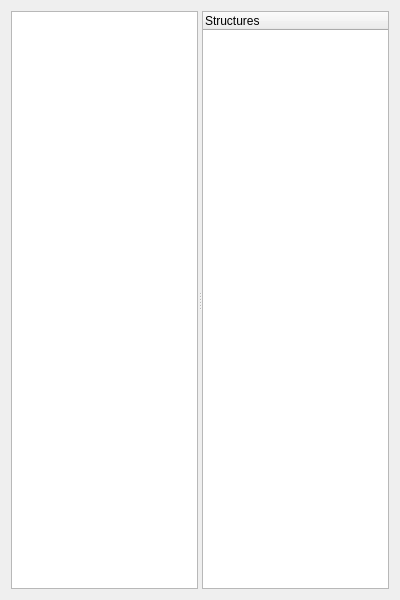
The window that UI/glitch-structures.ui (textbrowser/glitch) describes before a commit, drawn with Qt 5.
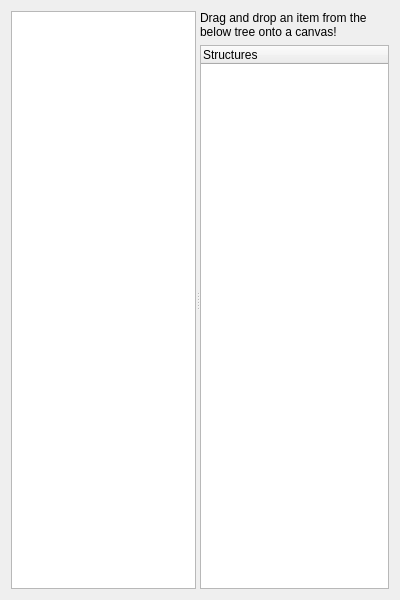
The same window after the commit. Icons and pictures are not drawn. Custom widgets are drawn as their Qt base class.

Patch:
```diff
--- a/UI/glitch-structures.ui
+++ b/UI/glitch-structures.ui
@@ -17,7 +17,7 @@
    <iconset resource="../Icons/icons.qrc">
     <normaloff>:/Logo/glitch-logo.png</normaloff>:/Logo/glitch-logo.png</iconset>
   </property>
-  <layout class="QVBoxLayout" name="verticalLayout">
+  <layout class="QVBoxLayout" name="verticalLayout_2">
    <item>
     <widget class="QSplitter" name="splitter">
      <property name="orientation">
@@ -37,6 +37,19 @@
        <bool>true</bool>
       </property>
      </widget>
+     <widget class="QWidget" name="layoutWidget">
+      <layout class="QVBoxLayout" name="verticalLayout">
+       <item>
+        <widget class="QLabel" name="label">
+         <property name="text">
+          <string>Drag and drop an item from the below tree onto a canvas!</string>
+         </property>
+         <property name="wordWrap">
+          <bool>true</bool>
+         </property>
+        </widget>
+       </item>
+       <item>
      <widget class="glitch_structures_treewidget" name="tree">
       <property name="tabKeyNavigation">
        <bool>true</bool>
@@ -64,6 +77,9 @@
         <string>Structures</string>
        </property>
       </column>
+        </widget>
+       </item>
+      </layout>
      </widget>
     </widget>
    </item>
```
Left out of the diff: 3 changed lines with no effect on the pictures. Lines whose indentation alone changed are shown as unchanged.
